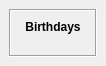
Above: src/gbirthday/ui/mainwindow.ui from lafrech/qbirthday before the change. Below: the same form after it.
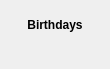
That is the form after the change.

Commit message: Remove frame in MainWindow

The edit to the form file:
```diff
--- a/src/gbirthday/ui/mainwindow.ui
+++ b/src/gbirthday/ui/mainwindow.ui
@@ -6,8 +6,8 @@
    <rect>
     <x>0</x>
     <y>0</y>
-    <width>106</width>
-    <height>66</height>
+    <width>110</width>
+    <height>69</height>
    </rect>
   </property>
   <property name="sizePolicy">
@@ -23,12 +23,6 @@
    <layout class="QVBoxLayout" name="verticalLayout_2">
     <item>
      <widget class="QFrame" name="frame">
-      <property name="frameShape">
-       <enum>QFrame::Box</enum>
-      </property>
-      <property name="frameShadow">
-       <enum>QFrame::Sunken</enum>
-      </property>
       <layout class="QVBoxLayout" name="verticalLayout_3">
        <item>
         <widget class="QLabel" name="titleLabel">
```
